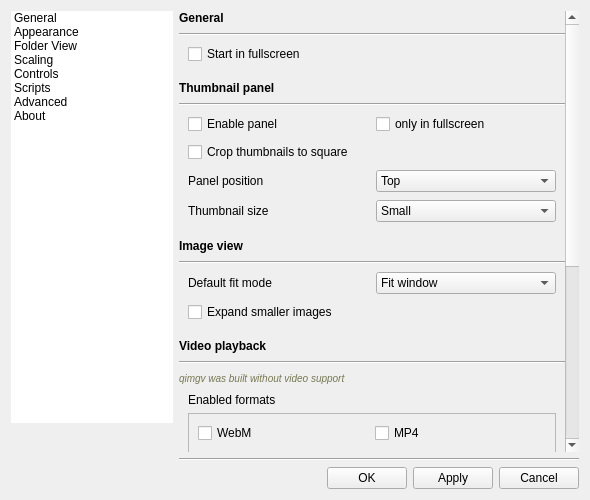
DropGuard/ImPulse, file qimgv/gui/dialogs/settingsdialog.ui: the form before one commit.
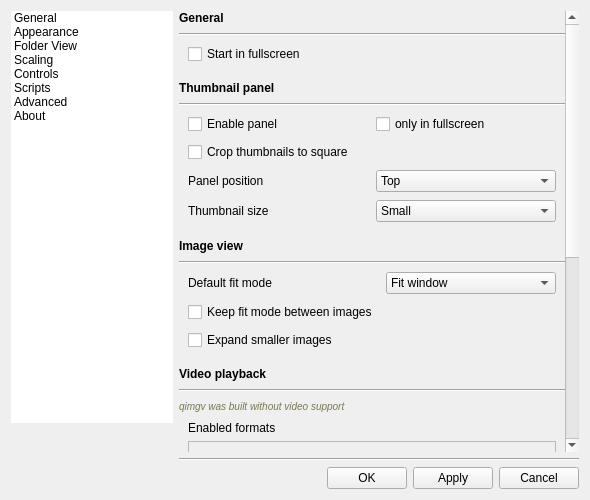
The form after the commit. Custom widgets are drawn as their Qt base class.

Commit message: [Settings] add "keepFitMode" #153 [SettingsDialog] increase window size

The edit to the form file:
```diff
--- a/qimgv/gui/dialogs/settingsdialog.ui
+++ b/qimgv/gui/dialogs/settingsdialog.ui
@@ -366,7 +366,7 @@
                 <x>0</x>
                 <y>0</y>
                 <width>386</width>
-                <height>921</height>
+                <height>952</height>
                </rect>
               </property>
               <layout class="QVBoxLayout" name="verticalLayout_5">
@@ -722,6 +722,28 @@
                    </property>
                   </widget>
                  </item>
+                 <item row="2" column="0" colspan="2">
+                  <widget class="QCheckBox" name="expandImageCheckBox">
+                   <property name="sizePolicy">
+                    <sizepolicy hsizetype="MinimumExpanding" vsizetype="Minimum">
+                     <horstretch>0</horstretch>
+                     <verstretch>0</verstretch>
+                    </sizepolicy>
+                   </property>
+                   <property name="minimumSize">
+                    <size>
+                     <width>0</width>
+                     <height>0</height>
+                    </size>
+                   </property>
+                   <property name="toolTip">
+                    <string>Expand smaller images to fill the window (except for 1:1 fit mode).</string>
+                   </property>
+                   <property name="text">
+                    <string>Expand smaller images</string>
+                   </property>
+                  </widget>
+                 </item>
                  <item row="0" column="1">
                   <widget class="QComboBox" name="fitModeComboBox">
                    <property name="sizePolicy">
@@ -753,25 +775,10 @@
                    </item>
                   </widget>
                  </item>
-                 <item row="1" column="0" colspan="2">
-                  <widget class="QCheckBox" name="expandImageCheckBox">
-                   <property name="sizePolicy">
-                    <sizepolicy hsizetype="MinimumExpanding" vsizetype="Minimum">
-                     <horstretch>0</horstretch>
-                     <verstretch>0</verstretch>
-                    </sizepolicy>
-                   </property>
-                   <property name="minimumSize">
-                    <size>
-                     <width>0</width>
-                     <height>0</height>
-                    </size>
-                   </property>
-                   <property name="toolTip">
-                    <string>Expand smaller images to fill the window (except for 1:1 fit mode).</string>
-                   </property>
+                 <item row="1" column="0">
+                  <widget class="QCheckBox" name="keepFitModeCheckBox">
                    <property name="text">
-                    <string>Expand smaller images</string>
+                    <string>Keep fit mode between images</string>
                    </property>
                   </widget>
                  </item>
```
Left out of the diff: 4 changed lines with no effect on the pictures. The commit also changes 5 other files.
